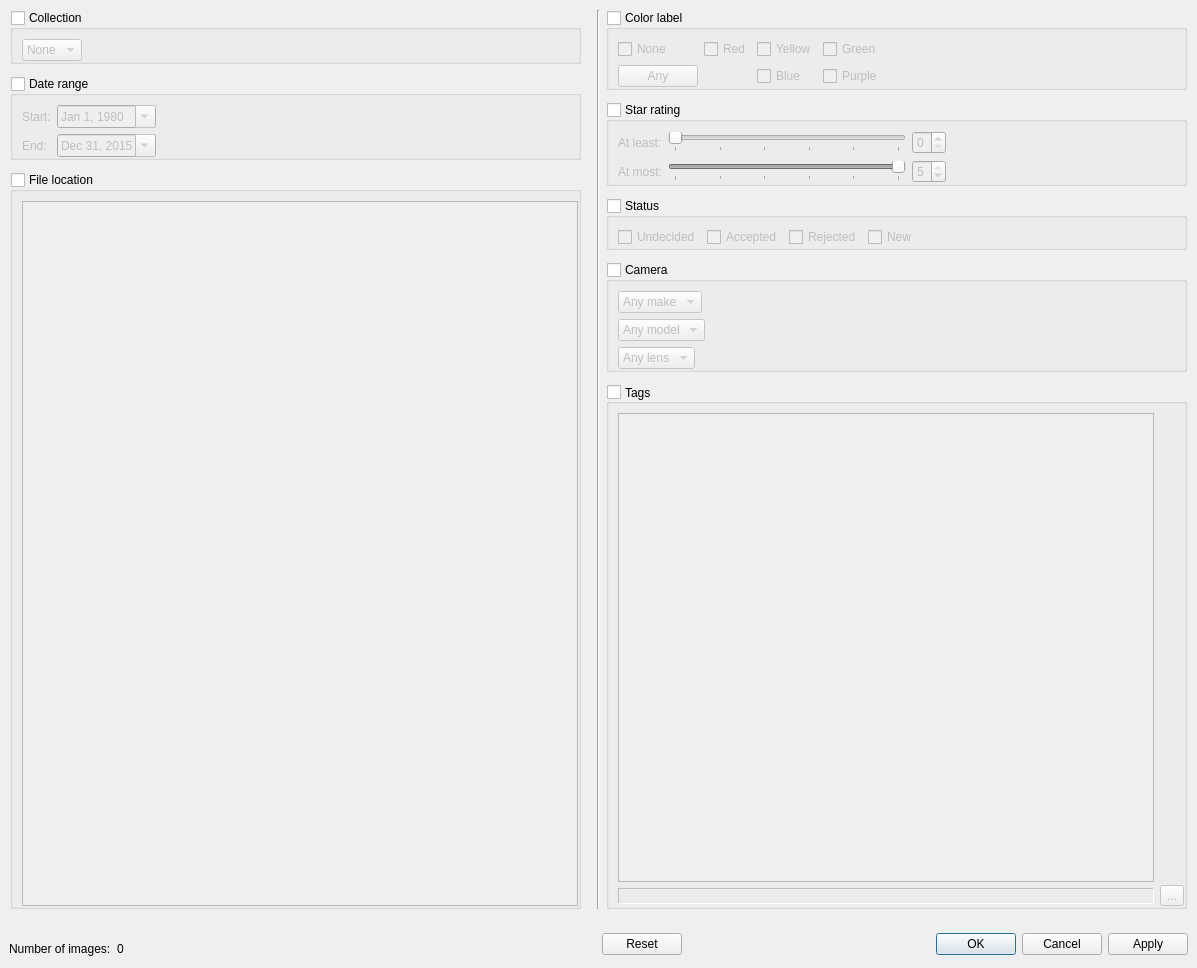
Old version of the form src/dlg/FilterDialog.ui in the repository wagenadl/photohoard.
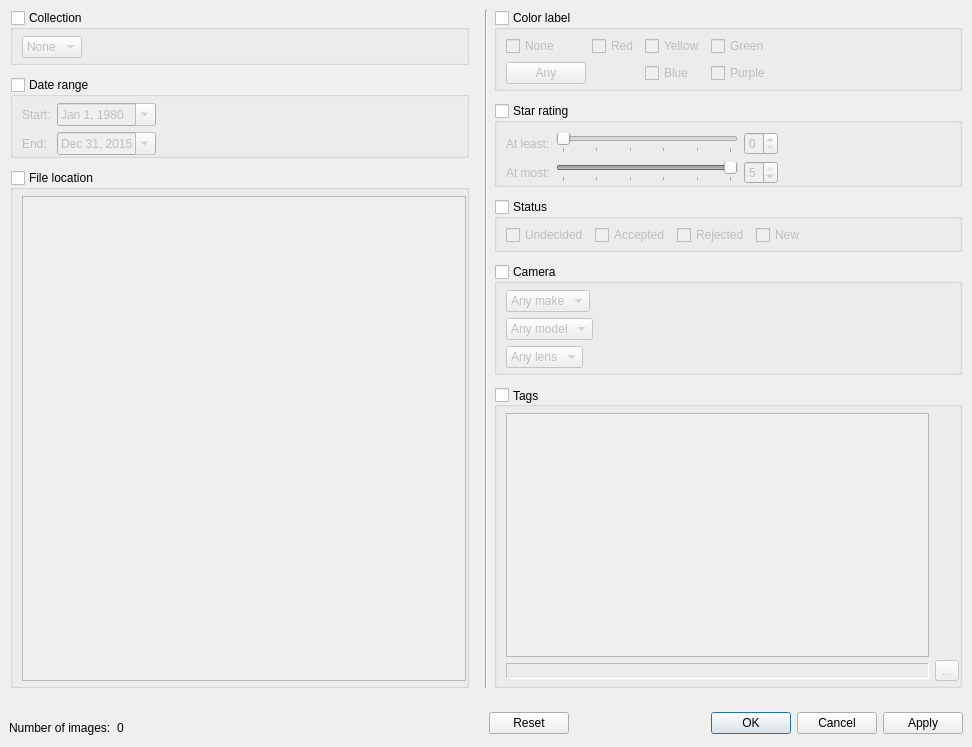
New version of the form. Custom widgets are drawn as their Qt base class.

Patch:
```diff
--- a/src/dlg/FilterDialog.ui
+++ b/src/dlg/FilterDialog.ui
@@ -6,8 +6,8 @@
    <rect>
     <x>0</x>
     <y>0</y>
-    <width>1197</width>
-    <height>968</height>
+    <width>972</width>
+    <height>747</height>
    </rect>
   </property>
   <property name="sizePolicy">
@@ -83,11 +83,14 @@
             <bool>false</bool>
            </property>
            <layout class="QHBoxLayout" name="horizontalLayout_5">
+            <property name="topMargin">
+             <number>6</number>
+            </property>
             <property name="rightMargin">
              <number>0</number>
             </property>
             <property name="bottomMargin">
-             <number>0</number>
+             <number>4</number>
             </property>
             <item>
              <widget class="QComboBox" name="collectionBox">
@@ -129,6 +132,9 @@
             <bool>false</bool>
            </property>
            <layout class="QGridLayout" name="gridLayout_3">
+            <property name="topMargin">
+             <number>6</number>
+            </property>
             <property name="rightMargin">
              <number>0</number>
             </property>
@@ -211,11 +217,14 @@
             <bool>false</bool>
            </property>
            <layout class="QHBoxLayout" name="horizontalLayout_6">
+            <property name="topMargin">
+             <number>6</number>
+            </property>
             <property name="rightMargin">
              <number>0</number>
             </property>
             <property name="bottomMargin">
-             <number>0</number>
+             <number>4</number>
             </property>
             <item>
              <widget class="QTreeWidget" name="location">
@@ -278,11 +287,14 @@
             <bool>false</bool>
            </property>
            <layout class="QGridLayout" name="gridLayout">
+            <property name="topMargin">
+             <number>6</number>
+            </property>
             <property name="rightMargin">
              <number>0</number>
             </property>
             <property name="bottomMargin">
-             <number>0</number>
+             <number>4</number>
             </property>
             <item row="1" column="1">
              <widget class="QCheckBox" name="cRed">
@@ -467,11 +479,14 @@
             <bool>false</bool>
            </property>
            <layout class="QHBoxLayout" name="horizontalLayout">
+            <property name="topMargin">
+             <number>6</number>
+            </property>
             <property name="rightMargin">
              <number>0</number>
             </property>
             <property name="bottomMargin">
-             <number>0</number>
+             <number>4</number>
             </property>
             <item>
              <widget class="QCheckBox" name="sUnset">
@@ -529,11 +544,14 @@
             <bool>false</bool>
            </property>
            <layout class="QVBoxLayout" name="verticalLayout_5">
+            <property name="topMargin">
+             <number>6</number>
+            </property>
             <property name="rightMargin">
              <number>0</number>
             </property>
             <property name="bottomMargin">
-             <number>0</number>
+             <number>4</number>
             </property>
             <item>
              <widget class="QWidget" name="widget_6" native="true">
@@ -682,11 +700,14 @@
             <bool>false</bool>
            </property>
            <layout class="QHBoxLayout" name="horizontalLayout_2">
+            <property name="topMargin">
+             <number>6</number>
+            </property>
             <property name="rightMargin">
              <number>0</number>
             </property>
             <property name="bottomMargin">
-             <number>0</number>
+             <number>4</number>
             </property>
             <item>
              <widget class="QWidget" name="widget_9" native="true">
```
